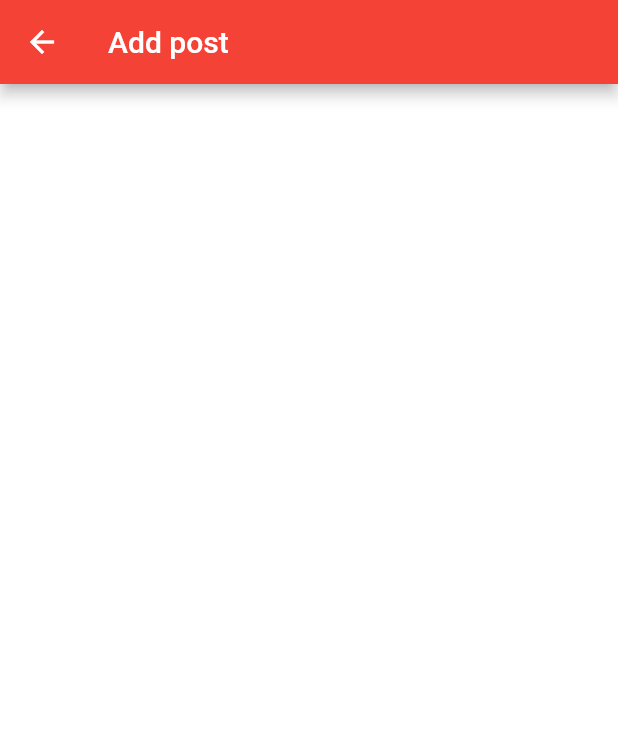
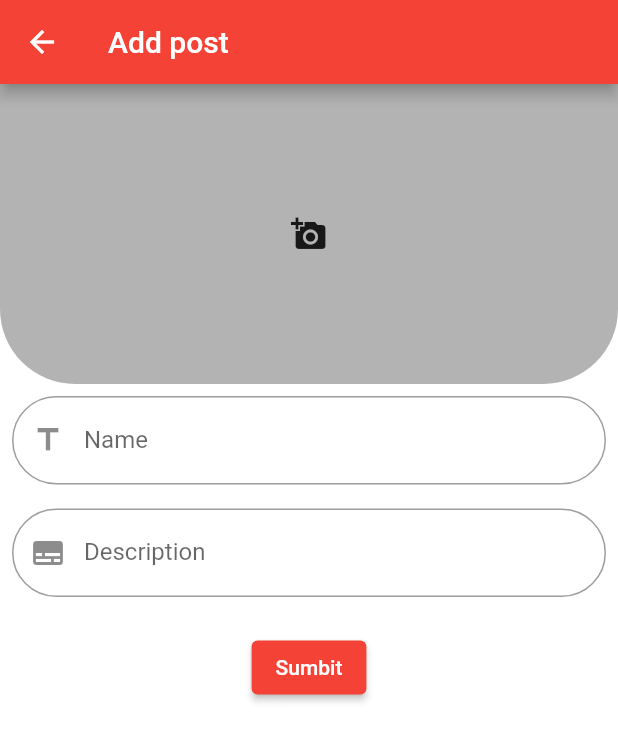
Before and after one commit to aestheticsvan/project, a Flutter app: the AddPost screen opened directly, on a phone screen of 412 x 824 dp. Shown: the top 741 px of the screen. Run offline on Flutter 3.47's test engine with Material 2 defaults, Android fonts, the phone set to English and light mode, and no system bars; network calls fail.

Commit message:
commit 1

```diff
--- a/lib/add_post.dart
+++ b/lib/add_post.dart
@@ -1,8 +1,9 @@
+// ignore_for_file: prefer_const_constructors, sort_child_properties_last
+
 import 'package:flutter/material.dart';
 
 class AddPost extends StatelessWidget {
   const AddPost({super.key});
-
 
   @override
   Widget build(BuildContext context) {
@@ -10,16 +11,69 @@ class AddPost extends StatelessWidget {
       appBar: AppBar(
         title: Text('Add post'),
       ),
-      body: SafeArea(
+      body: SingleChildScrollView(
+        child: Container(
+          padding: EdgeInsets.only(left: 0, right: 0, bottom: 10, top: 0),
           child: Column(
-        children: [
-          //Image add button here
+            mainAxisSize: MainAxisSize.min,
+            children: [
+              //Image add button here
+              Container(
+                height: 200,
+                width: double.infinity,
+                decoration: BoxDecoration(
+                  borderRadius: BorderRadius.only(
+                      bottomLeft: Radius.circular(50),
+                      bottomRight: Radius.circular(50)),
+                  color: Color.fromARGB(255, 179, 179, 179),
+                ),
+                child:
+                    IconButton(onPressed: () {}, icon: Icon(Icons.add_a_photo)),
+              ),
 
-          //News name input box
-          //News body input box
-          //Submit button
-        ],
-      )),
+              //News name input box в одну строку
+              Padding(
+                padding: const EdgeInsets.all(8.0),
+                child: TextField(
+                    decoration: InputDecoration(
+                  border: OutlineInputBorder(
+                      borderRadius: BorderRadius.circular(40)),
+                  labelText: 'Name',
+                  prefixIcon: Icon(Icons.title),
+                )),
+              ),
+              //News body input box multi line
+              Padding(
+                padding: const EdgeInsets.all(8.0),
+                child: TextField(
+                  keyboardType: TextInputType.multiline,
+                  maxLines: null,
+                  decoration: InputDecoration(
+                      border: OutlineInputBorder(
+                          borderRadius: BorderRadius.circular(40)),
+                      labelText: 'Description',
+                      prefixIcon: Icon(Icons.subtitles)),
+                  enabled: true,
+                ),
+              ),
+
+              //Submit button
+              Container(
+                child: Row(
+                  mainAxisAlignment: MainAxisAlignment.center,
+                  children: [
+                    Padding(
+                      padding: const EdgeInsets.all(15.0),
+                      child: ElevatedButton(
+                          onPressed: () {}, child: const Text('Sumbit')),
+                    ),
+                  ],
+                ),
+              ),
+            ],
+          ),
+        ),
+      ),
     );
   }
 }
--- a/lib/model/news.dart
+++ b/lib/model/news.dart
@@ -1,10 +1,12 @@
 import 'package:project/model/comment.dart';
 
-class News{
+class News {
   String name;
   String body;
   DateTime date;
   String imageUrl;
   List<Comment> comments;
-  News(this.name,this.body,this.date,this.imageUrl, {List<Comment>? comments}): comments = comments?? <Comment>[];
+  News(this.name, this.body, this.date, this.imageUrl,
+      {List<Comment>? comments})
+      : comments = comments ?? <Comment>[];
 }
--- a/lib/news_description.dart
+++ b/lib/news_description.dart
@@ -76,7 +76,7 @@ class NewsDescription extends StatelessWidget {
             ),
             SafeArea(
               child: Container(
-                padding: EdgeInsets.only(left: 5,right:5,bottom: 5),
+                padding: EdgeInsets.only(left: 5, right: 5, bottom: 5),
                 child: Row(
                   children: [
                     Expanded(
```
Also changed, not shown: lib/news_main_page.dart (+11 -3 lines), lib/user.dart (added, +38 -0 lines).
